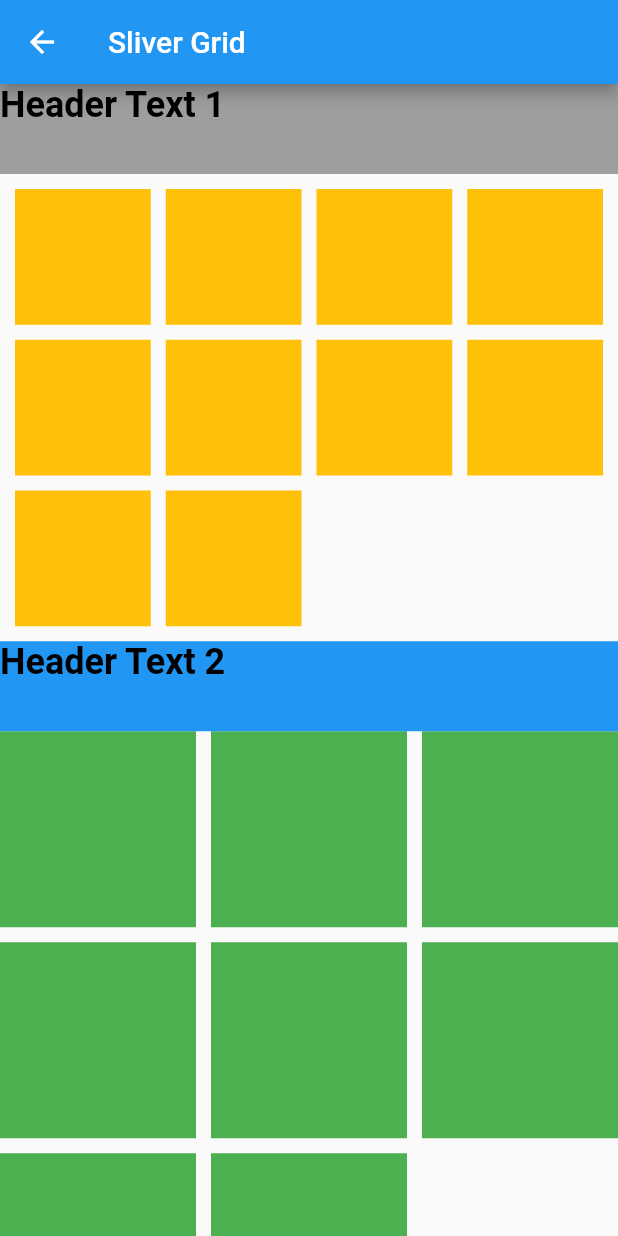
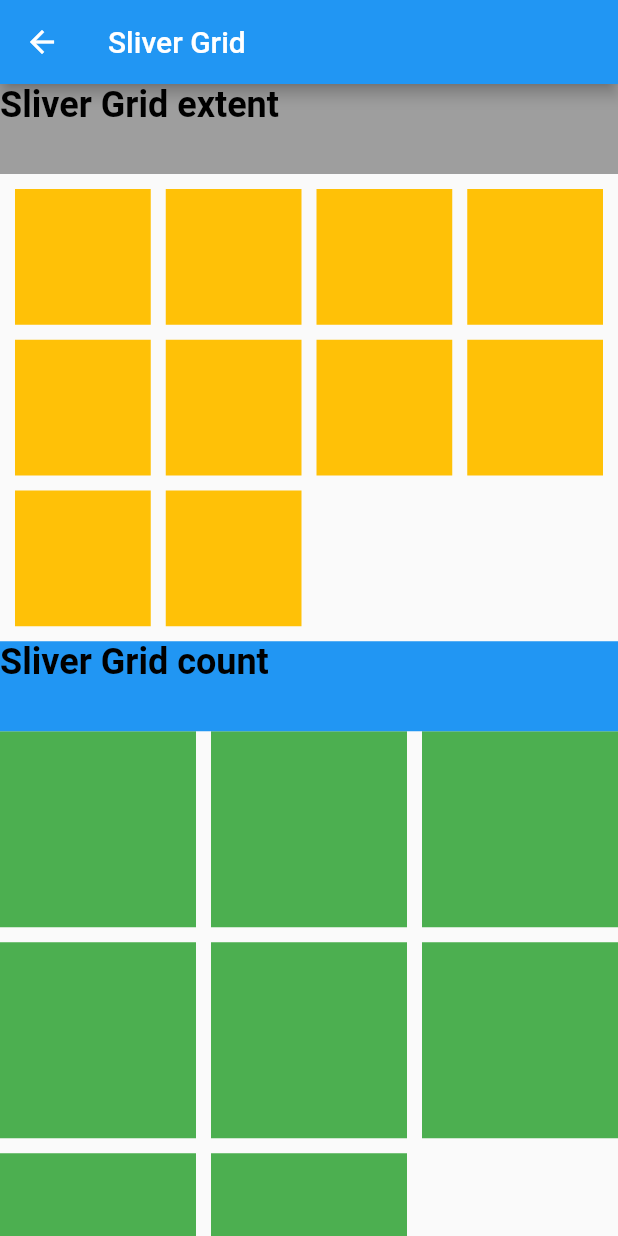
Before and after one commit to luke-nguyen-goldenowl/flutter_widget_app, a Flutter app: the MySliverGrid screen opened directly, on a phone screen of 412 x 824 dp. Run offline on Flutter 3.47's test engine with Material 2 defaults, Android fonts, the light colour scheme and no system bars.

Commit message:
update sliver_grid.dart

```diff
--- a/lib/screens/sliver_grid.dart
+++ b/lib/screens/sliver_grid.dart
@@ -28,7 +28,7 @@ class _MySliverGridState extends State<MySliverGrid> {
               child: Container(
                 color: Colors.grey,
                 child: const Text(
-                  'Header Text 1',
+                  'Sliver Grid extent',
                   style: TextStyle(
                     fontSize: 24,
                     color: Colors.black,
@@ -86,7 +86,7 @@ class _MySliverGridState extends State<MySliverGrid> {
               child: Container(
                 color: Colors.blue,
                 child: const Text(
-                  'Header Text 2',
+                  'Sliver Grid count',
                   style: TextStyle(
                     fontSize: 24,
                     color: Colors.black,
@@ -135,7 +135,7 @@ class _MySliverGridState extends State<MySliverGrid> {
               child: Container(
                 color: Colors.grey,
                 child: const Text(
-                  'Header Text 3',
+                  'Sliver Grid Delegate With Fixed CrossAxisCount',
                   style: TextStyle(
                     fontSize: 24,
                     color: Colors.black,
```
